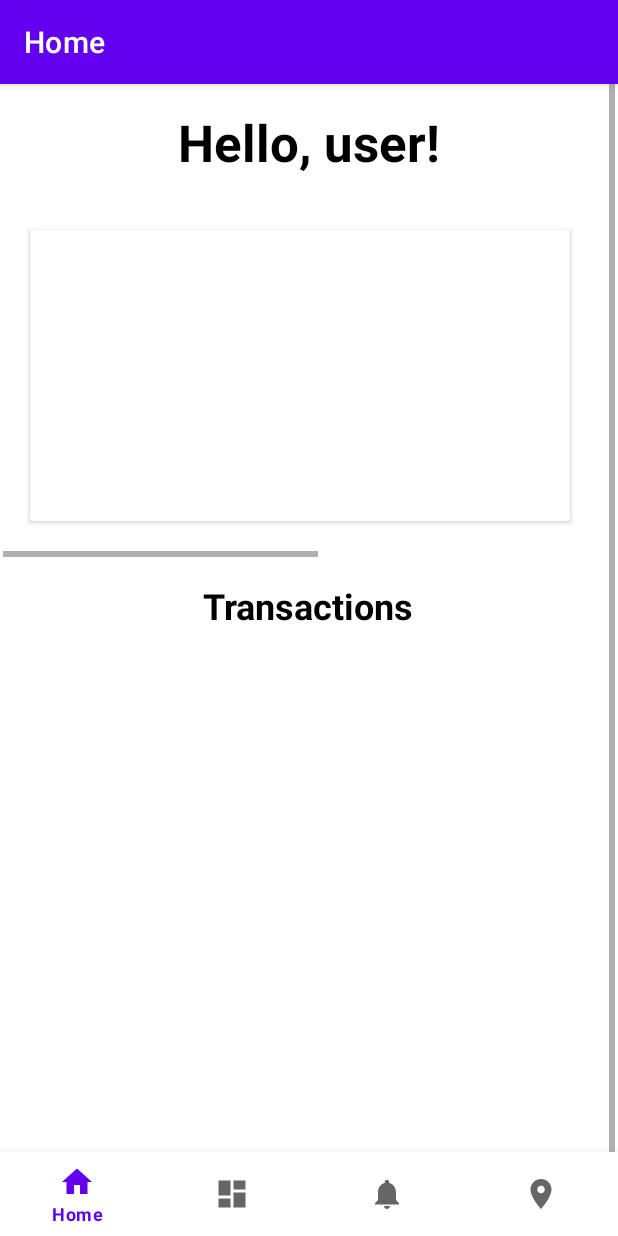
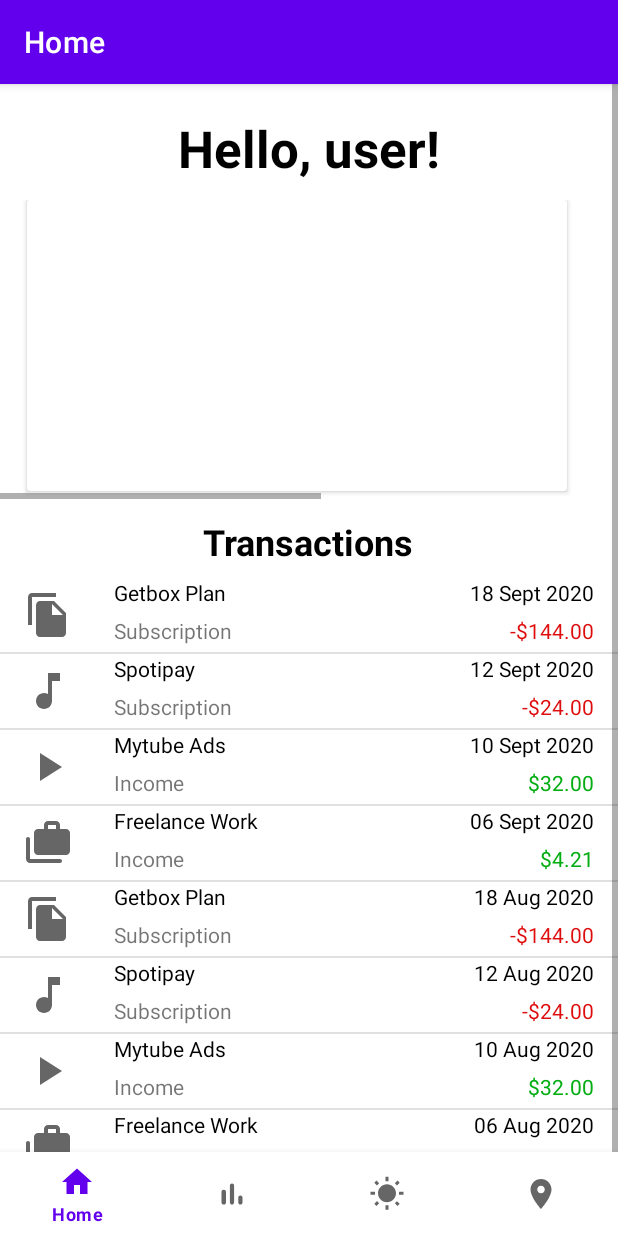
Before and after one commit to gustavoM32/mac0463-finances-2, an Android app: the HomeFragment screen opened directly, with no data from a screen before it, on a phone screen of 412 x 824 dp. Run offline under Robolectric (Android 15) with nearby library versions, the phone set to English and light mode, and no system bars; our stand-ins replace navigation-ui; plain views replace CreditCardView; pictures from the network do not load.

Commit message:
Fix transaction list in Home screen
Added TransactionAdapter, the list is now ListView.

```diff
--- /dev/null
+++ b/app/src/main/java/com/gustavodmcarlos/finances/ui/NonScrollableListView.kt
@@ -0,0 +1,27 @@
+package com.gustavodmcarlos.finances.ui
+// ref https://www.journaldev.com/10444/android-custom-listview-non-scrollable
+
+import android.content.Context
+import android.util.AttributeSet
+import android.view.ViewGroup
+import android.widget.ListView
+
+class NonScrollListView : ListView {
+    constructor(context: Context?) : super(context) {}
+    constructor(context: Context?, attrs: AttributeSet?) : super(context, attrs) {}
+    constructor(context: Context?, attrs: AttributeSet?, defStyle: Int) : super(
+        context,
+        attrs,
+        defStyle
+    ) {
+    }
+
+    override fun onMeasure(widthMeasureSpec: Int, heightMeasureSpec: Int) {
+        val heightMeasureSpecCustom = MeasureSpec.makeMeasureSpec(
+            Int.MAX_VALUE shr 2, MeasureSpec.AT_MOST
+        )
+        super.onMeasure(widthMeasureSpec, heightMeasureSpecCustom)
+        val params: ViewGroup.LayoutParams = layoutParams
+        params.height = measuredHeight
+    }
+}
--- a/app/src/main/java/com/gustavodmcarlos/finances/ui/Transaction.kt
+++ b/app/src/main/java/com/gustavodmcarlos/finances/ui/Transaction.kt
@@ -1,51 +1,9 @@
 package com.gustavodmcarlos.finances.ui
 
-import android.content.Context
-import android.graphics.Color
-import android.util.AttributeSet
-import android.view.LayoutInflater
-import android.widget.TextView
-import androidx.constraintlayout.widget.ConstraintLayout
-import androidx.core.view.marginTop
-import com.gustavodmcarlos.finances.R
-import com.gustavodmcarlos.finances.databinding.ActivityMapsBinding
-import com.gustavodmcarlos.finances.databinding.TransactionBinding
-import kotlin.math.abs
+class Transaction(val icon: Int,
+                  val title: String,
+                  val description: String,
+                  val date: String,
+                  val value: Double) {
 
-class Transaction @JvmOverloads
-    constructor(private val ctx: Context, private val attributeSet: AttributeSet? = null, private val defStyleAttr: Int = 0)
-    : ConstraintLayout(ctx, attributeSet, defStyleAttr) {
-
-    private lateinit var binding: TransactionBinding
-
-    init {
-
-        // get the inflater service from the android system
-        val inflater = ctx.getSystemService(Context.LAYOUT_INFLATER_SERVICE) as LayoutInflater
-
-        // inflate the layout into "this" component
-        binding = TransactionBinding.inflate(inflater, this)
-    }
-
-    fun load(transactionInfo : TransactionInfo) {
-        val context = context as Context
-        binding.icon.setImageResource(transactionInfo.icon)
-        binding.title.text = transactionInfo.title
-        binding.description.text = transactionInfo.description
-        binding.date.text = transactionInfo.date
-        binding.value.text = formatMoney(transactionInfo.value)
-        if (transactionInfo.value < 0) {
-            binding.value.setTextColor(Color.parseColor("#de0d0d"))
-        } else {
-            binding.value.setTextColor(Color.parseColor("#03ad12"))
-        }
-    }
-
-    fun formatMoney(value : Double): String {
-        var prefix = ""
-        if (value < 0) {
-            prefix += "-"
-        }
-        return "%s$%.2f".format(prefix, abs(value))
-    }
 }
--- a/app/src/main/java/com/gustavodmcarlos/finances/ui/TransactionInfo.kt
+++ /dev/null
@@ -1,9 +0,0 @@
-package com.gustavodmcarlos.finances.ui
-
-class TransactionInfo(val icon: Int,
-                      val title: String,
-                      val description: String,
-                      val date: String,
-                      val value: Double) {
-
-}
--- /dev/null
+++ b/app/src/main/java/com/gustavodmcarlos/finances/ui/TransactionsAdapter.kt
@@ -0,0 +1,60 @@
+package com.gustavodmcarlos.finances.ui
+
+import android.content.Context
+import android.graphics.Color
+
+import android.view.LayoutInflater
+import android.view.View
+import android.view.ViewGroup
+import android.widget.ArrayAdapter
+import android.widget.ImageView
+import com.gustavodmcarlos.finances.R
+import com.gustavodmcarlos.finances.databinding.TransactionBinding
+import kotlin.math.abs
+
+
+
+
+
+class TransactionsAdapter(context: Context, transactions: Array<Transaction>) :
+    ArrayAdapter<Transaction?>(context, 0, transactions) {
+
+    private lateinit var binding: TransactionBinding
+
+    override fun getView(position: Int, convertView: View?, parent: ViewGroup): View {
+        val transaction: Transaction? = getItem(position)
+        val inflater = LayoutInflater.from(context)
+
+//        var convertView: View? = convertView
+//        if (convertView == null) {
+//            convertView = inflater.inflate(R.layout.transaction, parent, false)
+//        }
+
+        binding = TransactionBinding.inflate(inflater, parent, false)
+
+        if (transaction != null) {
+            binding.icon.setImageResource(transaction.icon)
+            binding.icon.setImageResource(transaction.icon)
+            binding.title.text = transaction.title
+            binding.description.text = transaction.description
+            binding.date.text = transaction.date
+            binding.value.text = formatMoney(transaction.value)
+            if (transaction.value < 0) {
+                binding.value.setTextColor(Color.parseColor("#de0d0d"))
+            } else {
+                binding.value.setTextColor(Color.parseColor("#03ad12"))
+            }
+        }
+
+        return binding.root
+//        return convertView!!
+    }
+
+    private fun formatMoney(value : Double): String {
+        var prefix = ""
+        if (value < 0) {
+            prefix += "-"
+        }
+        return "%s$%.2f".format(prefix, abs(value))
+    }
+}
--- a/app/src/main/java/com/gustavodmcarlos/finances/ui/home/HomeFragment.kt
+++ b/app/src/main/java/com/gustavodmcarlos/finances/ui/home/HomeFragment.kt
@@ -10,7 +10,7 @@ import androidx.lifecycle.ViewModelProvider
 import com.gustavodmcarlos.finances.R
 import com.gustavodmcarlos.finances.databinding.FragmentHomeBinding
 import com.gustavodmcarlos.finances.ui.Transaction
-import com.gustavodmcarlos.finances.ui.TransactionInfo
+import com.gustavodmcarlos.finances.ui.TransactionsAdapter
 
 
 class HomeFragment : Fragment() {
@@ -41,19 +41,29 @@ class HomeFragment : Fragment() {
 
         // create transactions
         val transactions = arrayOf(
-            TransactionInfo(R.drawable.ic_baseline_file_copy_24, "Getbox Plan", "Subscription", "18 Sept 2020", -144.00),
-            TransactionInfo(R.drawable.ic_baseline_music_note_24, "Spotipay", "Subscription", "12 Sept 2020", -24.00),
-            TransactionInfo(R.drawable.ic_baseline_play_arrow_24, "Mytube Ads", "Income", "10 Sept 2020", 32.00),
-            TransactionInfo(R.drawable.ic_round_cases_24, "Freelance Work", "Income", "06 Sept 2020", 4.21)
+            Transaction(R.drawable.ic_baseline_file_copy_24, "Getbox Plan", "Subscription", "18 Sept 2020", -144.00),
+            Transaction(R.drawable.ic_baseline_music_note_24, "Spotipay", "Subscription", "12 Sept 2020", -24.00),
+            Transaction(R.drawable.ic_baseline_play_arrow_24, "Mytube Ads", "Income", "10 Sept 2020", 32.00),
+            Transaction(R.drawable.ic_round_cases_24, "Freelance Work", "Income", "06 Sept 2020", 4.21),
+            Transaction(R.drawable.ic_baseline_file_copy_24, "Getbox Plan", "Subscription", "18 Aug 2020", -144.00),
+            Transaction(R.drawable.ic_baseline_music_note_24, "Spotipay", "Subscription", "12 Aug 2020", -24.00),
+            Transaction(R.drawable.ic_baseline_play_arrow_24, "Mytube Ads", "Income", "10 Aug 2020", 32.00),
+            Transaction(R.drawable.ic_round_cases_24, "Freelance Work", "Income", "06 Aug 2020", 4.21)
         )
 
-        if (container != null) {
-            for (tInfo in transactions) {
-                val t = Transaction(container?.context)
-                t.load(tInfo)
-                binding.transactionList.addView(t)
-            }
-        }
+        // Create the adapter to convert the array to views
+        val adapter = TransactionsAdapter(requireContext(), transactions)
+        // Attach the adapter to a ListView
+        val listView = binding.transactionList
+        listView.adapter = adapter
+
+//        if (container != null) {
+//            for (tInfo in transactions) {
+//                val t = TransactionOld(container?.context)
+//                t.load(tInfo)
+//                binding.transactionList.addView(t)
+//            }
+//        }
 
         return root
     }
--- a/app/src/main/java/com/gustavodmcarlos/finances/ui/login/LoginActivity.kt
+++ b/app/src/main/java/com/gustavodmcarlos/finances/ui/login/LoginActivity.kt
@@ -18,7 +18,7 @@ import com.gustavodmcarlos.finances.R
 import com.gustavodmcarlos.finances.databinding.ActivityLoginBinding
 
 const val RC_SIGN_IN = 1
-const val FORCE_SIGN_IN = true
+const val FORCE_SIGN_IN = false
 private const val TAG = "LoginActivity"
 
 class LoginActivity : AppCompatActivity() {
--- /dev/null
+++ b/app/src/main/res/drawable/ic_baseline_wb_sunny_24.xml
@@ -0,0 +1,10 @@
+<vector xmlns:android="http://schemas.android.com/apk/res/android"
+    android:width="24dp"
+    android:height="24dp"
+    android:viewportWidth="24"
+    android:viewportHeight="24"
+    android:tint="?attr/colorControlNormal">
+  <path
+      android:fillColor="@android:color/white"
+      android:pathData="M6.76,4.84l-1.8,-1.79 -1.41,1.41 1.79,1.79 1.42,-1.41zM4,10.5L1,10.5v2h3v-2zM13,0.55h-2L11,3.5h2L13,0.55zM20.45,4.46l-1.41,-1.41 -1.79,1.79 1.41,1.41 1.79,-1.79zM17.24,18.16l1.79,1.8 1.41,-1.41 -1.8,-1.79 -1.4,1.4zM20,10.5v2h3v-2h-3zM12,5.5c-3.31,0 -6,2.69 -6,6s2.69,6 6,6 6,-2.69 6,-6 -2.69,-6 -6,-6zM11,22.45h2L13,19.5h-2v2.95zM3.55,18.54l1.41,1.41 1.79,-1.8 -1.41,-1.41 -1.79,1.8z"/>
+</vector>
--- /dev/null
+++ b/app/src/main/res/drawable/ic_round_bar_chart_24.xml
@@ -0,0 +1,10 @@
+<vector xmlns:android="http://schemas.android.com/apk/res/android"
+    android:width="24dp"
+    android:height="24dp"
+    android:viewportWidth="24"
+    android:viewportHeight="24"
+    android:tint="?attr/colorControlNormal">
+  <path
+      android:fillColor="@android:color/white"
+      android:pathData="M6.4,9.2h0.2c0.77,0 1.4,0.63 1.4,1.4v7c0,0.77 -0.63,1.4 -1.4,1.4h-0.2c-0.77,0 -1.4,-0.63 -1.4,-1.4v-7c0,-0.77 0.63,-1.4 1.4,-1.4zM12,5c0.77,0 1.4,0.63 1.4,1.4v11.2c0,0.77 -0.63,1.4 -1.4,1.4 -0.77,0 -1.4,-0.63 -1.4,-1.4L10.6,6.4c0,-0.77 0.63,-1.4 1.4,-1.4zM17.6,13c0.77,0 1.4,0.63 1.4,1.4v3.2c0,0.77 -0.63,1.4 -1.4,1.4 -0.77,0 -1.4,-0.63 -1.4,-1.4v-3.2c0,-0.77 0.63,-1.4 1.4,-1.4z"/>
+</vector>
--- a/app/src/main/res/layout/fragment_home.xml
+++ b/app/src/main/res/layout/fragment_home.xml
@@ -7,8 +7,8 @@
     tools:context=".ui.home.HomeFragment">
 
     <ScrollView
-        android:layout_width="408dp"
-        android:layout_height="813dp"
+        android:layout_width="match_parent"
+        android:layout_height="match_parent"
         app:layout_constraintEnd_toEndOf="parent"
         app:layout_constraintStart_toStartOf="parent"
         app:layout_constraintTop_toTopOf="parent">
@@ -23,16 +23,23 @@
                 android:id="@+id/homeTitle"
                 android:layout_width="wrap_content"
                 android:layout_height="wrap_content"
-                android:layout_marginTop="16dp"
+                android:layout_marginTop="20dp"
                 android:layout_weight="1"
                 android:text="Hello, user!"
                 android:textColor="#000000"
                 android:textSize="34sp"
-                android:textStyle="bold" />
+                android:textStyle="bold"
+                app:layout_constraintEnd_toEndOf="parent"
+                app:layout_constraintStart_toStartOf="parent"
+                app:layout_constraintTop_toTopOf="parent" />
 
             <HorizontalScrollView
+                android:id="@+id/horizontalScrollView"
                 android:layout_width="wrap_content"
-                android:layout_height="254dp">
+                android:layout_height="wrap_content"
+                android:layout_marginTop="12dp"
+                app:layout_constraintStart_toStartOf="parent"
+                app:layout_constraintTop_toBottomOf="@+id/homeTitle">
 
                 <LinearLayout
                     android:layout_width="0dp"
@@ -44,8 +51,8 @@
                         android:layout_width="360dp"
                         android:layout_height="194dp"
                         android:layout_marginLeft="18dp"
-                        android:layout_marginTop="36dp"
                         android:layout_marginRight="18dp"
+                        android:layout_marginBottom="4dp"
                         android:background="@drawable/cardbackground_world"
                         app:cardName="Gustavo M Carlos"
                         app:cardNameTextColor="#cccccc"
@@ -67,8 +74,8 @@
                         android:layout_width="360dp"
                         android:layout_height="195dp"
                         android:layout_marginLeft="18dp"
-                        android:layout_marginTop="36dp"
                         android:layout_marginRight="18dp"
+                        android:layout_marginBottom="4dp"
                         android:background="@drawable/cardbackground_world"
                         app:cardName="Gustavo M Carlos"
                         app:cardNameTextColor="#cccccc"
@@ -92,23 +99,29 @@
                 android:id="@+id/transactionsTitle"
                 android:layout_width="wrap_content"
                 android:layout_height="wrap_content"
-                android:layout_marginTop="16dp"
-                android:layout_marginBottom="16dp"
+                android:layout_marginTop="12dp"
                 android:layout_weight="1"
                 android:text="Transactions"
                 android:textColor="#000000"
                 android:textSize="24sp"
-                android:textStyle="bold" />
+                android:textStyle="bold"
+                app:layout_constraintEnd_toEndOf="parent"
+                app:layout_constraintStart_toStartOf="parent"
+                app:layout_constraintTop_toBottomOf="@+id/horizontalScrollView" />
 
-            <LinearLayout
+
+            <!-- TODO: the layout_marginBottom is a workaround, I don't know why the last item is not showing -->
+            <com.gustavodmcarlos.finances.ui.NonScrollListView
                 android:id="@+id/transactionList"
-                android:layout_width="300dp"
-                android:layout_height="524dp"
-                android:layout_gravity="center"
-                android:orientation="vertical"></LinearLayout>
-
+                android:layout_width="match_parent"
+                android:layout_height="match_parent"
+                android:layout_marginTop="8dp"
+                android:layout_marginBottom="64dp"
+                android:layout_weight="1"
+                app:layout_constraintEnd_toEndOf="parent"
+                app:layout_constraintStart_toStartOf="parent"
+                app:layout_constraintTop_toBottomOf="@+id/transactionsTitle" />
         </LinearLayout>
     </ScrollView>
 
-    <!--        app:brandLogo="@drawable/brandlogo"-->
 </androidx.constraintlayout.widget.ConstraintLayout>
--- a/app/src/main/res/layout/transaction.xml
+++ b/app/src/main/res/layout/transaction.xml
@@ -1,5 +1,5 @@
 <?xml version="1.0" encoding="utf-8"?>
-<merge xmlns:android="http://schemas.android.com/apk/res/android"
+<androidx.constraintlayout.widget.ConstraintLayout xmlns:android="http://schemas.android.com/apk/res/android"
     xmlns:app="http://schemas.android.com/apk/res-auto"
     xmlns:tools="http://schemas.android.com/tools"
     android:layout_width="match_parent"
@@ -62,4 +62,4 @@
         app:layout_constraintEnd_toEndOf="parent"
         app:layout_constraintTop_toBottomOf="@+id/date" />
 
-</merge>
+</androidx.constraintlayout.widget.ConstraintLayout>
--- a/app/src/main/res/menu/bottom_nav_menu.xml
+++ b/app/src/main/res/menu/bottom_nav_menu.xml
@@ -9,12 +9,12 @@
 
     <item
         android:id="@+id/navigation_statistics"
-        android:icon="@drawable/ic_dashboard_black_24dp"
+        android:icon="@drawable/ic_round_bar_chart_24"
         android:title="@string/title_statistics" />
 
     <item
         android:id="@+id/navigation_weather"
-        android:icon="@drawable/ic_notifications_black_24dp"
+        android:icon="@drawable/ic_baseline_wb_sunny_24"
         android:title="@string/title_weather" />
 
     <item
```
